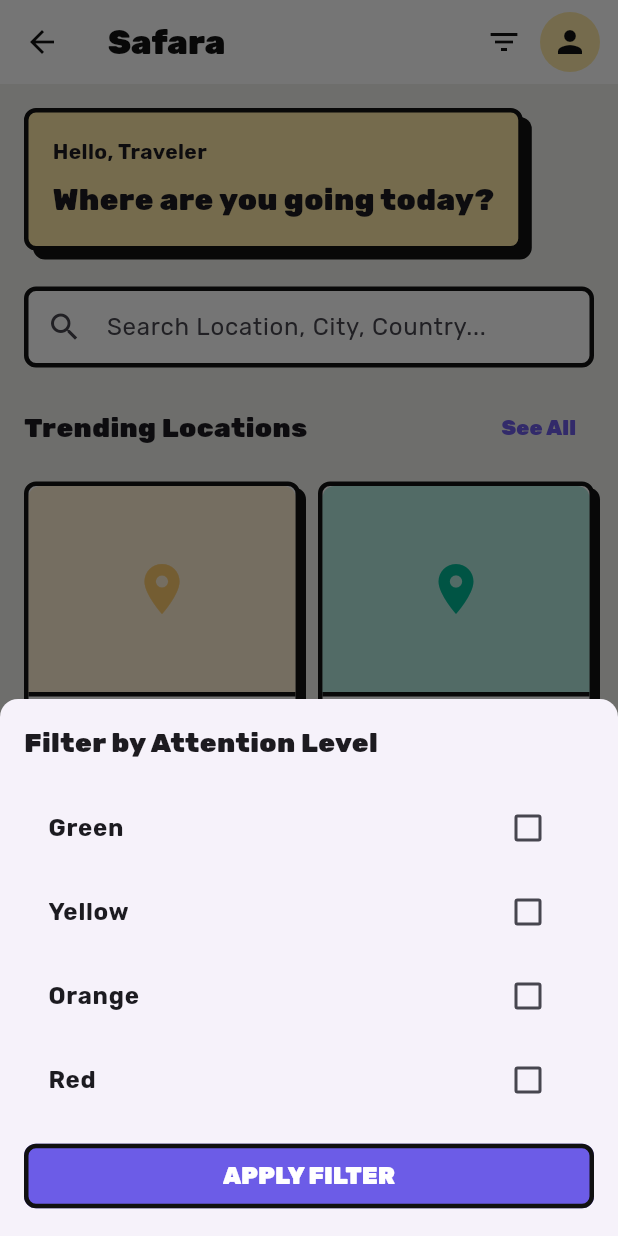
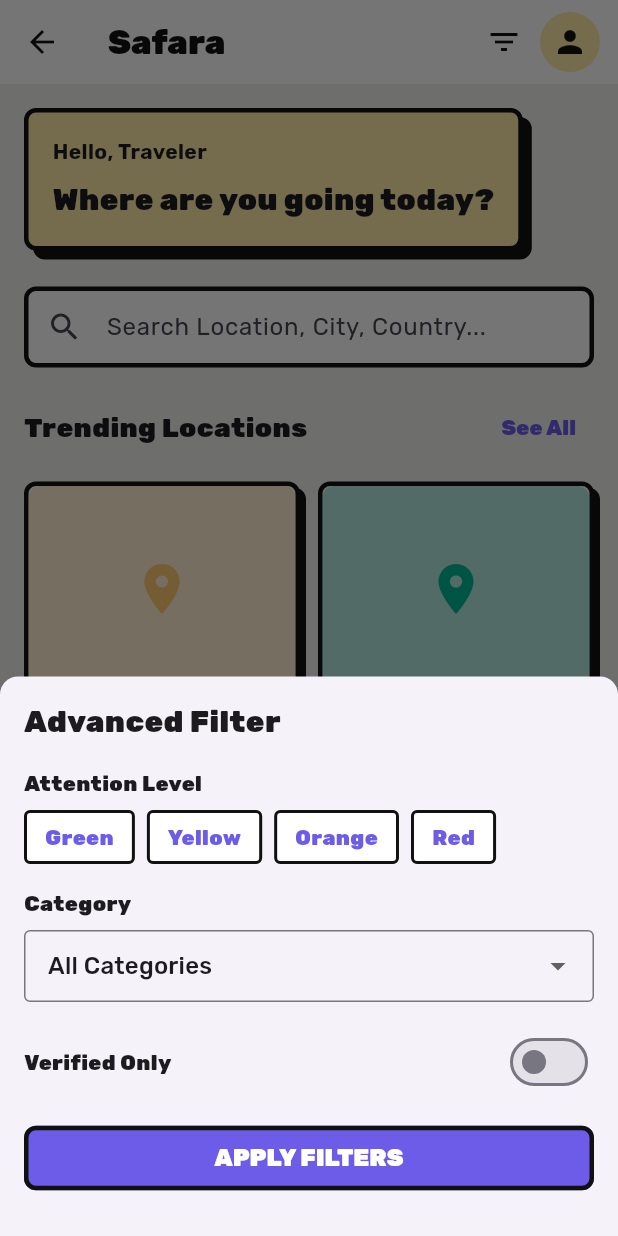
Before and after one commit to whoissaf/safara-frontend, a Flutter app: the HomeTab screen opened directly, after a tap on the "filter list" icon, on a phone screen of 412 x 824 dp. Run offline on Flutter 3.47's test engine with Material 3 defaults, Android fonts, the phone set to English and light mode, and no system bars; our stand-ins replace flutter_map, google_fonts, image_picker, latlong2, shared_preferences; accounts and stored records are empty.

Commit message:
feat: final polish verified events advanced filters and empty states

```diff
--- a/lib/screens/home_tab.dart
+++ b/lib/screens/home_tab.dart
@@ -1,6 +1,7 @@
 import 'package:flutter/material.dart';
 import '../core/constants.dart';
 import 'location_detail_screen.dart';
+import '../widgets/empty_state_widget.dart';
 
 class HomeTab extends StatefulWidget {
   const HomeTab({super.key});
@@ -12,30 +13,37 @@
 class _HomeTabState extends State<HomeTab> {
   final TextEditingController _searchController = TextEditingController();
   String _searchQuery = '';
-  List<String> _activeFilters = [];
+  List<String> _activeLevels = [];
+  String? _selectedCategory;
+  bool _verifiedOnly = false;
 
   final List<Map<String, dynamic>> _allLocations = const [
-    {'name': 'Monas, Jakarta', 'level': 'Yellow', 'color': NeoColors.yellow},
-    {'name': 'Bundaran HI', 'level': 'Green', 'color': NeoColors.green},
-    {'name': 'Kota Tua', 'level': 'Orange', 'color': NeoColors.orange},
-    {'name': 'Malioboro', 'level': 'Green', 'color': NeoColors.green},
-    {'name': 'Pantai Kuta', 'level': 'Yellow', 'color': NeoColors.yellow},
-    {'name': 'Borobudur', 'level': 'Green', 'color': NeoColors.green},
-    {'name': 'Puncak Bogor', 'level': 'Orange', 'color': NeoColors.orange},
-    {'name': 'Ancol Jakarta', 'level': 'Red', 'color': NeoColors.red},
+    {'name': 'Monas, Jakarta', 'level': 'Yellow', 'color': NeoColors.yellow, 'category': 'Theft', 'verified': true},
+    {'name': 'Bundaran HI', 'level': 'Green', 'color': NeoColors.green, 'category': 'Scam', 'verified': true},
+    {'name': 'Kota Tua', 'level': 'Orange', 'color': NeoColors.orange, 'category': 'Violence', 'verified': false},
+    {'name': 'Malioboro', 'level': 'Green', 'color': NeoColors.green, 'category': 'Traffic Accident', 'verified': true},
+    {'name': 'Pantai Kuta', 'level': 'Yellow', 'color': NeoColors.yellow, 'category': 'Natural Disaster', 'verified': false},
+    {'name': 'Borobudur', 'level': 'Green', 'color': NeoColors.green, 'category': 'Health Emergency', 'verified': true},
+    {'name': 'Puncak Bogor', 'level': 'Orange', 'color': NeoColors.orange, 'category': 'Other', 'verified': false},
+    {'name': 'Ancol Jakarta', 'level': 'Red', 'color': NeoColors.red, 'category': 'Theft', 'verified': true},
   ];
+
+  final List<String> _categories = ['Theft', 'Scam', 'Violence', 'Natural Disaster', 'Traffic Accident', 'Health Emergency', 'Other'];
 
   List<Map<String, dynamic>> get _filteredLocations {
     return _allLocations.where((loc) {
       bool matchesSearch = loc['name'].toString().toLowerCase().contains(_searchQuery.toLowerCase());
-      bool matchesFilter = _activeFilters.isEmpty || _activeFilters.contains(loc['level']);
-      return matchesSearch && matchesFilter;
+      bool matchesLevel = _activeLevels.isEmpty || _activeLevels.contains(loc['level']);
+      bool matchesCategory = _selectedCategory == null || loc['category'] == _selectedCategory;
+      bool matchesVerified = !_verifiedOnly || loc['verified'] == true;
+      return matchesSearch && matchesLevel && matchesCategory && matchesVerified;
     }).toList();
   }
 
   void _showFilterSheet() {
     showModalBottomSheet(
       context: context,
+      isScrollControlled: true,
       shape: const RoundedRectangleBorder(borderRadius: BorderRadius.vertical(top: Radius.circular(AppRadius.lg))),
       builder: (context) {
         return StatefulBuilder(
@@ -46,34 +54,75 @@
                 mainAxisSize: MainAxisSize.min,
                 crossAxisAlignment: CrossAxisAlignment.start,
                 children: [
-                  const Text('Filter by Attention Level', style: TextStyle(fontSize: 18, fontWeight: FontWeight.w900)),
+                  const Text('Advanced Filter', style: TextStyle(fontSize: 20, fontWeight: FontWeight.w900)),
                   const SizedBox(height: AppSpacing.lg),
-                  ...['Green', 'Yellow', 'Orange', 'Red'].map((level) {
-                    return CheckboxListTile(
-                      title: Text(level, style: const TextStyle(fontWeight: FontWeight.w700)),
-                      value: _activeFilters.contains(level),
-                      onChanged: (bool? value) {
+
+                  const Text('Attention Level', style: TextStyle(fontWeight: FontWeight.w900)),
+                  const SizedBox(height: AppSpacing.sm),
+                  Wrap(
+                    spacing: 8,
+                    children: ['Green', 'Yellow', 'Orange', 'Red'].map((level) {
+                      final isActive = _activeLevels.contains(level);
+                      return GestureDetector(
+                        onTap: () {
                           setModalState(() {
-                          if (value == true) {
-                            _activeFilters.add(level);
-                          } else {
-                            _activeFilters.remove(level);
-                          }
+                            if (isActive) _activeLevels.remove(level);
+                            else _activeLevels.add(level);
                           });
                           setState(() {});
                         },
+                        child: Container(
+                          padding: const EdgeInsets.symmetric(horizontal: 12, vertical: 6),
+                          decoration: BoxDecoration(
+                            color: isActive ? NeoColors.primary : NeoColors.surface,
+                            color: isActive ? NeoColors.surface : NeoColors.primary,
+                            border: NeoBorders.thin,
+                            borderRadius: BorderRadius.circular(AppRadius.sm),
+                          ),
+                          child: Text(level, style: TextStyle(fontWeight: FontWeight.w900, color: isActive ? NeoColors.surface : NeoColors.primary)),
+                        ),
                       );
-                  }),
-                  const SizedBox(height: AppSpacing.md),
+                    }).toList(),
+                  ),
+                  const SizedBox(height: AppSpacing.lg),
+
+                  const Text('Category', style: TextStyle(fontWeight: FontWeight.w900)),
+                  const SizedBox(height: AppSpacing.sm),
+                  DropdownButtonFormField<String>(
+                    value: _selectedCategory,
+                    decoration: const InputDecoration(border: OutlineInputBorder(), contentPadding: EdgeInsets.symmetric(horizontal: 12, vertical: 8)),
+                    items: [const DropdownMenuItem(value: null, child: Text('All Categories')), ..._categories.map((c) => DropdownMenuItem(value: c, child: Text(c)))],
+                    onChanged: (val) {
+                      setModalState(() => _selectedCategory = val);
+                      setState(() {});
+                    },
+                  ),
+                  const SizedBox(height: AppSpacing.lg),
+
+                  Row(
+                    children: [
+                      const Text('Verified Only', style: TextStyle(fontWeight: FontWeight.w900)),
+                      const Spacer(),
+                      Switch(
+                        value: _verifiedOnly,
+                        onChanged: (val) {
+                          setModalState(() => _verifiedOnly = val);
+                          setState(() {});
+                        },
+                        activeColor: NeoColors.primary,
+                      ),
+                    ],
+                  ),
+                  const SizedBox(height: AppSpacing.lg),
+
                   SizedBox(
                     width: double.infinity,
                     child: ElevatedButton(
-                      onPressed: () {
-                        Navigator.pop(context);
-                      },
-                      child: const Text('APPLY FILTER'),
+                      onPressed: () => Navigator.pop(context),
+                      child: const Text('APPLY FILTERS'),
                     ),
                   ),
+                  const SizedBox(height: AppSpacing.md),
                 ],
               ),
             );
@@ -85,6 +134,8 @@
 
   @override
   Widget build(BuildContext context) {
+    final results = _filteredLocations;
+
     return Scaffold(
       appBar: AppBar(
         title: const Text('Safara'),
@@ -115,13 +166,21 @@
             const SizedBox(height: AppSpacing.lg),
             Row(mainAxisAlignment: MainAxisAlignment.spaceBetween, children: [const Text('Trending Locations', style: TextStyle(fontSize: 18, fontWeight: FontWeight.w900)), TextButton(onPressed: () {}, child: const Text('See All', style: TextStyle(fontWeight: FontWeight.w900)))]),
             const SizedBox(height: AppSpacing.md),
+
+            if (results.isEmpty)
+              const EmptyStateWidget(
+                title: 'No Locations Found',
+                message: 'Try adjusting your search or filter criteria.',
+                icon: Icons.search_off,
+              )
+            else
               GridView.builder(
                 shrinkWrap: true,
                 physics: const NeverScrollableScrollPhysics(),
                 gridDelegate: const SliverGridDelegateWithFixedCrossAxisCount(crossAxisCount: 2, crossAxisSpacing: AppSpacing.md, mainAxisSpacing: AppSpacing.md, childAspectRatio: 0.85),
-              itemCount: _filteredLocations.length,
+                itemCount: results.length,
                 itemBuilder: (context, index) {
-                final loc = _filteredLocations[index];
+                  final loc = results[index];
                   return GestureDetector(
                     onTap: () => Navigator.push(context, MaterialPageRoute(builder: (_) => const LocationDetailScreen())),
                     child: Container(
@@ -137,6 +196,7 @@
                   );
                 },
               ),
+
             const SizedBox(height: AppSpacing.xl),
             const Text('Latest Advisory', style: TextStyle(fontSize: 18, fontWeight: FontWeight.w900)),
             const SizedBox(height: AppSpacing.md),
--- a/lib/screens/location_detail_screen.dart
+++ b/lib/screens/location_detail_screen.dart
@@ -22,6 +22,11 @@
     {'date': '02-08-2026 23:30', 'type': 'Moderator Approval', 'status': 'Verified'},
     {'date': '02-08-2026 23:35', 'type': 'Attestation', 'status': 'On-chain'},
     {'date': '02-08-2026 23:40', 'type': 'AI Analysis', 'status': 'Generated'},
+  ];
+
+  final List<Map<String, String>> _verifiedEvents = const [
+    {'title': 'Pickpocketing Incident', 'category': 'Theft', 'time': '02-08-2026 10:00', 'status': 'Verified'},
+    {'title': 'Suspicious Activity', 'category': 'Violence', 'time': '01-08-2026 15:30', 'status': 'Verified'},
   ];
 
   @override
@@ -64,6 +69,7 @@
           children: [
             const Text('Monas, Jakarta', style: TextStyle(fontSize: 28, fontWeight: FontWeight.w900)),
             const SizedBox(height: AppSpacing.lg),
+
             Container(
               padding: const EdgeInsets.all(AppSpacing.lg),
               decoration: BoxDecoration(color: NeoColors.yellow, border: NeoBorders.thick, boxShadow: NeoShadows.hard, borderRadius: BorderRadius.circular(AppRadius.md)),
@@ -81,6 +87,7 @@
               ),
             ),
             const SizedBox(height: AppSpacing.lg),
+
             Container(
               padding: const EdgeInsets.all(AppSpacing.lg),
               decoration: BoxDecoration(color: NeoColors.surface, border: NeoBorders.thick, boxShadow: NeoShadows.small, borderRadius: BorderRadius.circular(AppRadius.md)),
@@ -93,6 +100,7 @@
               ]),
             ),
             const SizedBox(height: AppSpacing.lg),
+
             Container(
               padding: const EdgeInsets.all(AppSpacing.lg),
               decoration: BoxDecoration(color: NeoColors.accent, border: NeoBorders.thick, boxShadow: NeoShadows.small, borderRadius: BorderRadius.circular(AppRadius.md)),
@@ -103,6 +111,7 @@
               ]),
             ),
             const SizedBox(height: AppSpacing.lg),
+
             Container(
               padding: const EdgeInsets.all(AppSpacing.lg),
               decoration: BoxDecoration(color: NeoColors.surface, border: NeoBorders.thick, boxShadow: NeoShadows.small, borderRadius: BorderRadius.circular(AppRadius.md)),
@@ -118,6 +127,40 @@
                 ],
               ),
             ),
+            const SizedBox(height: AppSpacing.lg),
+
+            const Text('VERIFIED EVENTS', style: TextStyle(fontSize: 18, fontWeight: FontWeight.w900)),
+            const SizedBox(height: AppSpacing.md),
+            Column(
+              children: _verifiedEvents.map((event) {
+                return Container(
+                  margin: const EdgeInsets.only(bottom: AppSpacing.md),
+                  padding: const EdgeInsets.all(AppSpacing.md),
+                  decoration: BoxDecoration(color: NeoColors.surface, border: NeoBorders.thin, borderRadius: BorderRadius.circular(AppRadius.sm)),
+                  child: Row(
+                    children: [
+                      Container(width: 4, height: 40, color: NeoColors.primary),
+                      const SizedBox(width: AppSpacing.md),
+                      Expanded(
+                        child: Column(
+                          crossAxisAlignment: CrossAxisAlignment.start,
+                          children: [
+                            Text(event['title']!, style: const TextStyle(fontWeight: FontWeight.w900)),
+                            Text('${event['category']} • ${event['time']}', style: const TextStyle(fontSize: 12)),
+                          ],
+                        ),
+                      ),
+                      Container(
+                        padding: const EdgeInsets.symmetric(horizontal: 6, vertical: 2),
+                        decoration: BoxDecoration(color: NeoColors.green, border: NeoBorders.thin),
+                        child: const Text('VERIFIED', style: TextStyle(fontSize: 10, fontWeight: FontWeight.w900)),
+                      ),
+                    ],
+                  ),
+                );
+              }).toList(),
+            ),
+
             const SizedBox(height: AppSpacing.lg),
             const Text('EVIDENCE TIMELINE', style: TextStyle(fontSize: 18, fontWeight: FontWeight.w900)),
             const SizedBox(height: AppSpacing.md),
```
Also changed, not shown: lib/widgets/empty_state_widget.dart (added, +62 -0 lines). Lines whose indentation alone changed are shown as unchanged.
